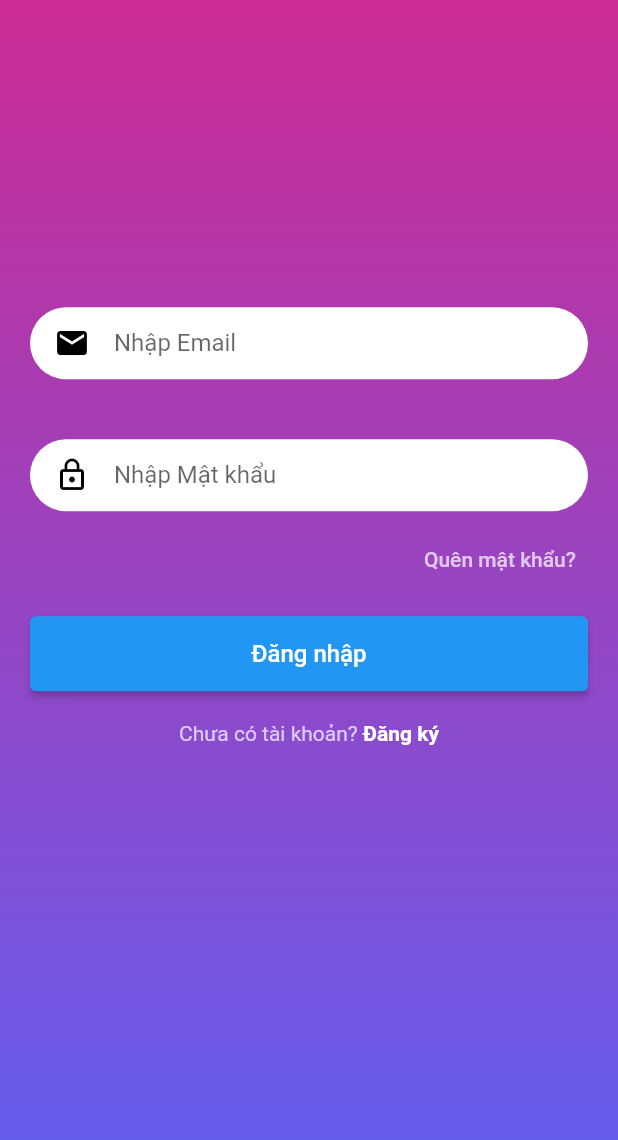
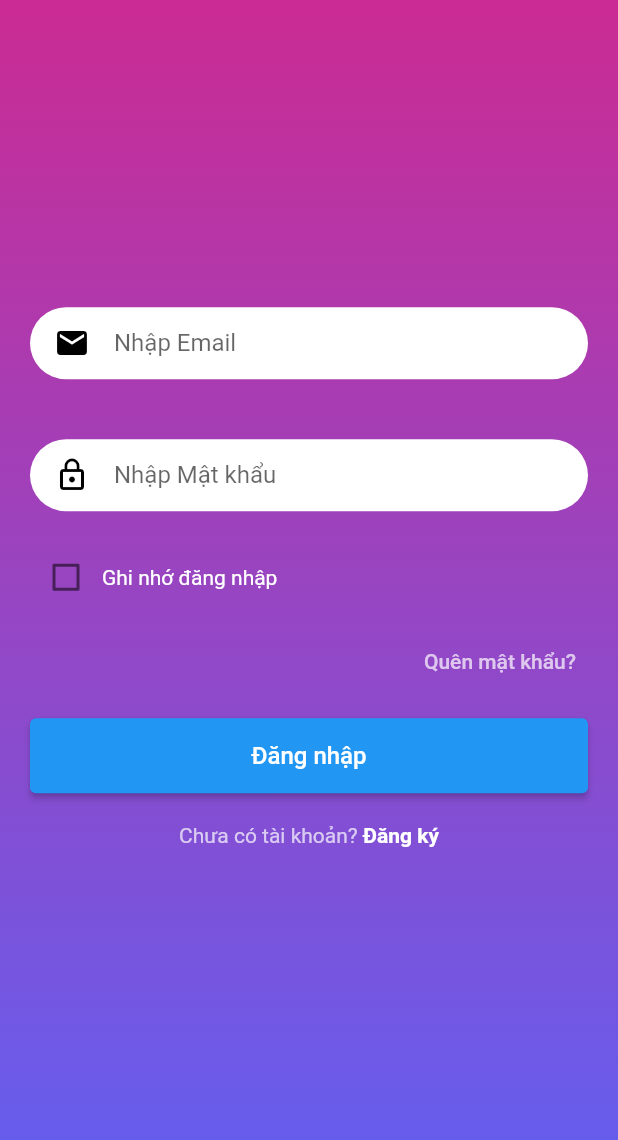
Before and after one commit to thanhthanhnguyen82/flutter, a Flutter app: the screen it shows after launch, on a phone screen of 412 x 824 dp. Shown: the top 1140 px of the screen. Run offline on Flutter 3.47's test engine with Material 2 defaults, Android fonts, the phone set to English and light mode, and no system bars; our stand-ins replace cloud_firestore, firebase_auth, firebase_core, shared_preferences; accounts and stored records are empty.

Commit message:
cập nhật

```diff
--- a/lib/main.dart
+++ b/lib/main.dart
@@ -1,9 +1,9 @@
 import 'package:flutter/material.dart';
 import 'package:firebase_core/firebase_core.dart';
 import 'package:NCKH/screen/signin_screen.dart';
-import 'package:NCKH/main_screen.dart';
-import 'app_provider.dart';
-import 'InfusionTypeScreen.dart';
+
+
+
 void main() async {
 
   // Trong phần main hoặc bất kỳ nơi nào trước khi thực hiện các thao tác Firebase
--- a/lib/screen/reset_screen.dart
+++ b/lib/screen/reset_screen.dart
@@ -1,6 +1,6 @@
 import 'package:firebase_auth/firebase_auth.dart';
 import 'package:NCKH/reusable_widgets/reusable_widget.dart';
-import 'package:NCKH/screen/home_screen.dart';
+
 import 'package:NCKH/utils/color_utils.dart';
 import 'package:flutter/material.dart';
 
--- a/lib/screen/signin_screen.dart
+++ b/lib/screen/signin_screen.dart
@@ -1,11 +1,9 @@
 import 'package:NCKH/main_screen.dart';
-import 'package:NCKH/menu_screen.dart';
+import 'package:flutter/material.dart';
 import 'package:firebase_auth/firebase_auth.dart';
-import 'package:flutter/material.dart';
-import 'package:NCKH/screen/home_screen.dart';
+import 'package:shared_preferences/shared_preferences.dart';
 import 'package:NCKH/screen/reset_screen.dart';
 import 'package:NCKH/screen/signup_screen.dart';
-import 'package:NCKH/utils/color_utils.dart';
 
 class SignInScreen extends StatefulWidget {
   const SignInScreen({Key? key}) : super(key: key);
@@ -17,6 +15,8 @@ class SignInScreen extends StatefulWidget {
 class _SignInScreenState extends State<SignInScreen> {
   TextEditingController _passwordTextController = TextEditingController();
   TextEditingController _emailTextController = TextEditingController();
+
+  bool _rememberMe = false;
 
   static Color hexStringToColor(String hexColor) {
     final buffer = StringBuffer();
@@ -31,6 +31,115 @@ class _SignInScreenState extends State<SignInScreen> {
     // Chuyển hướng về màn hình chính (MainScreen) sau đăng nhập thành công.
     Navigator.of(context).pushReplacement(
       MaterialPageRoute(builder: (context) => MainScreen()),
+    );
+  }
+
+  Widget _reusableTextField(
+    String hintText,
+    IconData icon,
+    bool isPassword,
+    TextEditingController controller,
+  ) {
+    return Container(
+      width: double.infinity,
+      margin: EdgeInsets.symmetric(vertical: 10),
+      padding: EdgeInsets.symmetric(horizontal: 16),
+      decoration: BoxDecoration(
+        color: Colors.white,
+        borderRadius: BorderRadius.circular(30),
+      ),
+      child: TextField(
+        controller: controller,
+        obscureText: isPassword,
+        style: TextStyle(color: Colors.black),
+        decoration: InputDecoration(
+          icon: Icon(icon, color: Colors.black),
+          hintText: hintText,
+          border: InputBorder.none,
+        ),
+      ),
+    );
+  }
+
+  Widget _rememberMeCheckbox() {
+    return Container(
+      margin: EdgeInsets.symmetric(vertical: 10),
+      child: Row(
+        children: <Widget>[
+          Checkbox(
+            value: _rememberMe,
+            onChanged: (bool? value) {
+              setState(() {
+                _rememberMe = value!;
+              });
+            },
+            activeColor: Colors.white,
+          ),
+          Text(
+            'Ghi nhớ đăng nhập',
+            style: TextStyle(
+              color: Colors.white,
+            ),
+          ),
+        ],
+      ),
+    );
+  }
+
+  Widget _forgetPassword(BuildContext context) {
+    return Container(
+      width: MediaQuery.of(context).size.width,
+      height: 35,
+      alignment: Alignment.bottomRight,
+      child: TextButton(
+        child: const Text(
+          "Quên mật khẩu?",
+          style: TextStyle(color: Colors.white70),
+          textAlign: TextAlign.right,
+        ),
+        onPressed: () {
+          Navigator.push(context, MaterialPageRoute(builder: (context) => ResetPassword()));
+        },
+      ),
+    );
+  }
+
+  Widget _signUpOption() {
+    return Row(
+      mainAxisAlignment: MainAxisAlignment.center,
+      children: [
+        const Text("Chưa có tài khoản?", style: TextStyle(color: Colors.white70)),
+        GestureDetector(
+          onTap: () {
+            Navigator.push(context, MaterialPageRoute(builder: (context) => SignUpScreen()));
+          },
+          child: const Text(
+            " Đăng ký",
+            style: TextStyle(color: Colors.white, fontWeight: FontWeight.bold),
+          ),
+        ),
+      ],
+    );
+  }
+
+  Widget _firebaseUIButton(BuildContext context, String text, void Function() onPressed) {
+    return Container(
+      width: double.infinity,
+      height: 50,
+      margin: EdgeInsets.symmetric(vertical: 20),
+      child: ElevatedButton(
+        onPressed: onPressed,
+        style: ElevatedButton.styleFrom(
+          primary: Colors.blue, // Thay đổi màu của nút theo sở thích của bạn.
+        ),
+        child: Text(
+          text,
+          style: TextStyle(
+            color: Colors.white,
+            fontSize: 16,
+          ),
+        ),
+      ),
     );
   }
 
@@ -79,23 +188,27 @@ class _SignInScreenState extends State<SignInScreen> {
                   true,
                   _passwordTextController,
                 ),
+                _rememberMeCheckbox(),
                 const SizedBox(
                   height: 5,
                 ),
                 _forgetPassword(context),
-                _firebaseUIButton(context, "Đăng nhập", () {
+                _firebaseUIButton(context, "Đăng nhập", () async {
                   FirebaseAuth.instance
                       .signInWithEmailAndPassword(
                         email: _emailTextController.text,
                         password: _passwordTextController.text,
                       )
                       .then((value) {
-
+                        if (_rememberMe) {
+                          // Save user credentials for future logins
+                          saveCredentials(_emailTextController.text, _passwordTextController.text);
+                        }
                         onLoginSuccess();
-}).catchError((error) {
+                      })
+                      .catchError((error) {
                         print("Lỗi ${error.toString()}");
                       });
-
                 }),
                 _signUpOption(),
               ],
@@ -106,87 +219,10 @@ class _SignInScreenState extends State<SignInScreen> {
     );
   }
 
-  Widget _reusableTextField(
-    String hintText,
-    IconData icon,
-    bool isPassword,
-    TextEditingController controller,
-  ) {
-    return Container(
-      width: double.infinity,
-      margin: EdgeInsets.symmetric(vertical: 10),
-      padding: EdgeInsets.symmetric(horizontal: 16),
-      decoration: BoxDecoration(
-        color: Colors.white,
-        borderRadius: BorderRadius.circular(30),
-      ),
-      child: TextField(
-        controller: controller,
-        obscureText: isPassword,
-        style: TextStyle(color: Colors.black),
-        decoration: InputDecoration(
-          icon: Icon(icon, color: Colors.black),
-          hintText: hintText,
-          border: InputBorder.none,
-        ),
-      ),
-    );
-  }
-
-  Widget _forgetPassword(BuildContext context) {
-    return Container(
-      width: MediaQuery.of(context).size.width,
-      height: 35,
-      alignment: Alignment.bottomRight,
-      child: TextButton(
-        child: const Text(
-          "Quên mật khẩu?",
-          style: TextStyle(color: Colors.white70),
-          textAlign: TextAlign.right,
-        ),
-        onPressed: () {
-          Navigator.push(context, MaterialPageRoute(builder: (context) => ResetPassword ()));
-        },
-      ),
-    );
-  }
-
-  Widget _signUpOption() {
-    return Row(
-      mainAxisAlignment: MainAxisAlignment.center,
-      children: [
-        const Text("Chưa có tài khoản?", style: TextStyle(color: Colors.white70)),
-        GestureDetector(
-          onTap: () {
-            Navigator.push(context, MaterialPageRoute(builder: (context) => SignUpScreen()));
-          },
-          child: const Text(
-            " Đăng ký",
-            style: TextStyle(color: Colors.white, fontWeight: FontWeight.bold),
-          ),
-        ),
-      ],
-    );
-  }
-
-  Widget _firebaseUIButton(BuildContext context, String text, void Function() onPressed) {
-    return Container(
-      width: double.infinity,
-      height: 50,
-      margin: EdgeInsets.symmetric(vertical: 20),
-      child: ElevatedButton(
-        onPressed: onPressed,
-        style: ElevatedButton.styleFrom(
-          primary: Colors.blue, // Thay đổi màu của nút theo sở thích của bạn.
-        ),
-        child: Text(
-          text,
-          style: TextStyle(
-            color: Colors.white,
-            fontSize: 16,
-          ),
-        ),
-      ),
-    );
+  // Save user credentials using shared_preferences
+  Future<void> saveCredentials(String email, String password) async {
+    SharedPreferences prefs = await SharedPreferences.getInstance();
+    prefs.setString('user_email', email);
+    prefs.setString('user_password', password);
   }
 }
--- a/lib/screen/signup_screen.dart
+++ b/lib/screen/signup_screen.dart
@@ -47,7 +47,7 @@ class _SignUpScreenState extends State<SignUpScreen> {
                 const SizedBox(
                   height: 20,
                 ),
-                reusableTextField("Enter UserName", Icons.person_outline, false,
+                reusableTextField("Nhaoa", Icons.person_outline, false,
                     _userNameTextController),
                 const SizedBox(
                   height: 20,
```
Also changed, not shown: lib/InfusionTypeScreen.dart (+59 -22 lines), lib/menu_screen.dart (+56 -15 lines), lib/patient.dart (deleted, +0 -28 lines), lib/patient_info_screen.dart (line endings or trailing spaces). Lines whose indentation alone changed are shown as unchanged.
